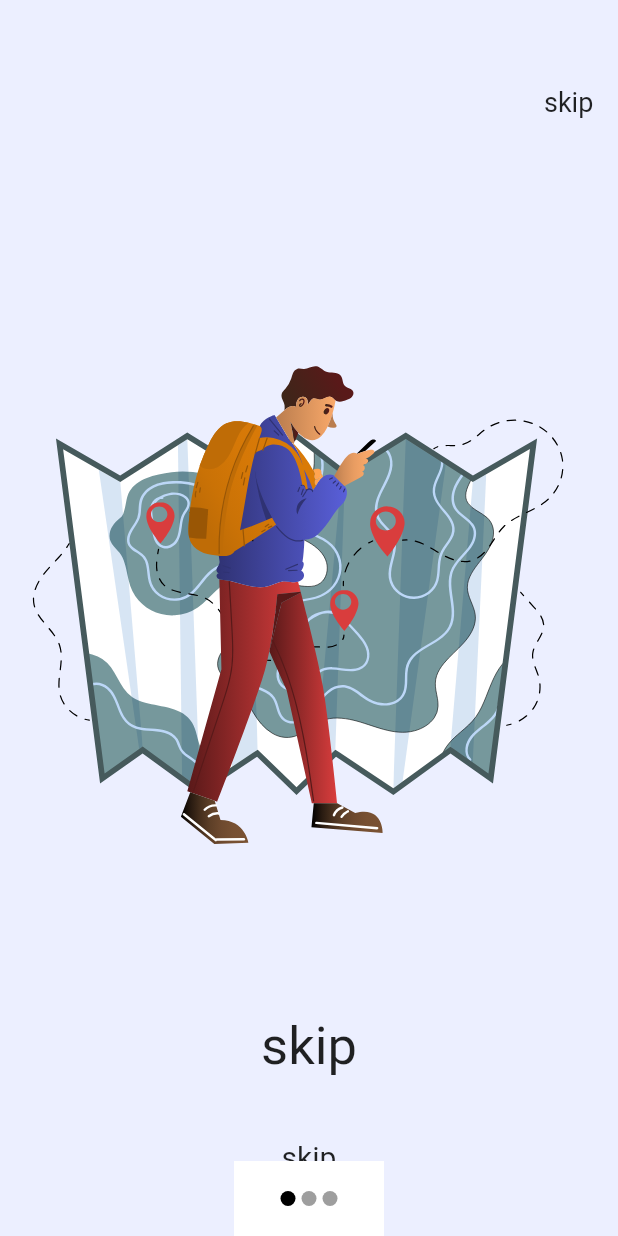
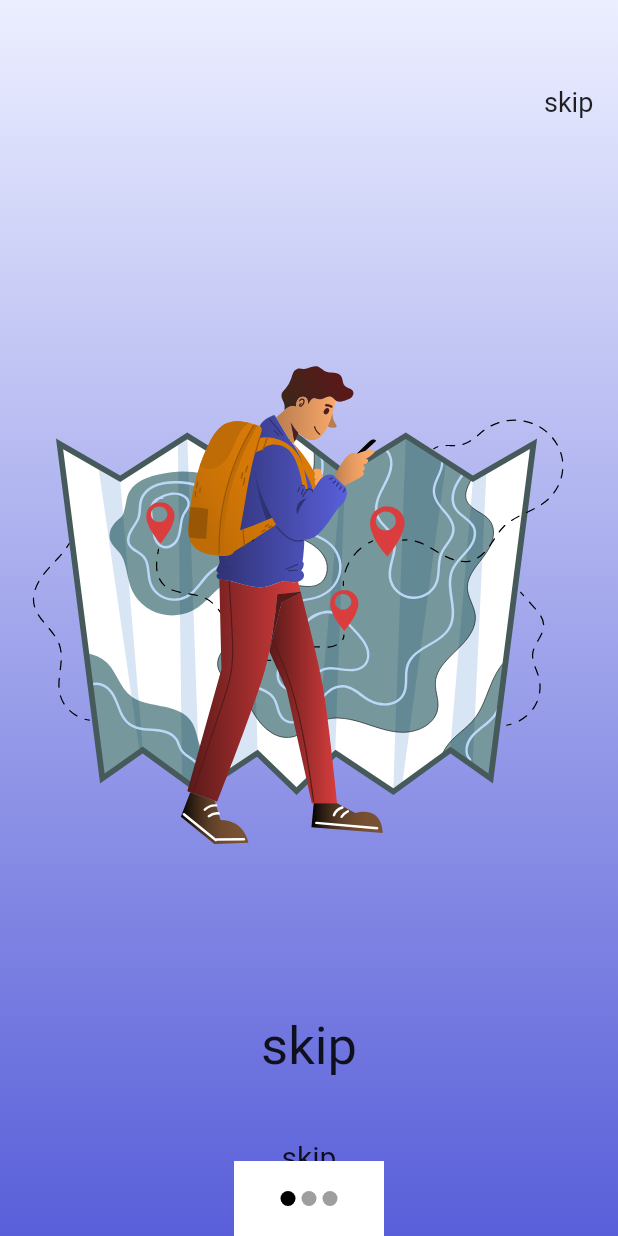
Before and after one commit to Amartya-Khan/Manipal-Explore-app, a Flutter app: the Onboarding screen opened by its route, on a phone screen of 412 x 824 dp. Run offline on Flutter 3.47's test engine with Material 2 defaults, Android fonts, the phone set to English and light mode, and no system bars; drawn by our look-alikes of liquid_swipe; our stand-ins replace carousel_slider, clay_containers, curved_navigation_bar, flip_card, flutter_conditional_rendering, flutter_icons and 2 more.

```diff
--- a/lib/main.dart
+++ b/lib/main.dart
@@ -6,7 +6,7 @@ import 'package:explore_manipal/saved.dart';
 import 'package:explore_manipal/signup.dart';
 import 'package:explore_manipal/highestRated.dart';
 import 'package:explore_manipal/explore.dart';
-import 'package:explore_manipal/navbar.dart';
+import 'package:explore_manipal/home.dart';
 import 'package:flutter/material.dart';
 
 
@@ -44,7 +44,7 @@ class _MyAppState extends State<MyApp> {
         SavedPage.id: (context) => SavedPage(),
         MainPage.id: (context) => MainPage(),
       },
-      initialRoute: MainPage.id,
+      initialRoute: Onboarding.id,
     );
   }
 }
--- a/lib/onboarding.dart
+++ b/lib/onboarding.dart
@@ -43,7 +43,13 @@ class _OnboardingState extends State<Onboarding> {
               waveType: WaveType.circularReveal,
               pages: [
                 Container(
-                  color: Color(0xffECEFFF),
+                  decoration: BoxDecoration(
+                    gradient: LinearGradient(begin: Alignment.topCenter, end: Alignment.bottomCenter,
+                    colors: [
+                      Color(0xffecefff),
+                      Color(0xff595fd9)
+                    ])
+                  ),
                   child: Column(
                     crossAxisAlignment: CrossAxisAlignment.start,
                     mainAxisAlignment: MainAxisAlignment.spaceEvenly,
--- a/pubspec.yaml
+++ b/pubspec.yaml
@@ -38,7 +38,9 @@ dependencies:
   flip_card: ^0.4.4
   curved_navigation_bar: ^0.3.4
   google_nav_bar: ^3.0.0
+  stacked_themes: ^0.1.0
   #flappy search bar
+  #persistent bottom navbar
 
 dev_dependencies:
   flutter_test:
```
Also changed, not shown: lib/home.dart (renamed from lib/navbar.dart), pubspec.lock.
